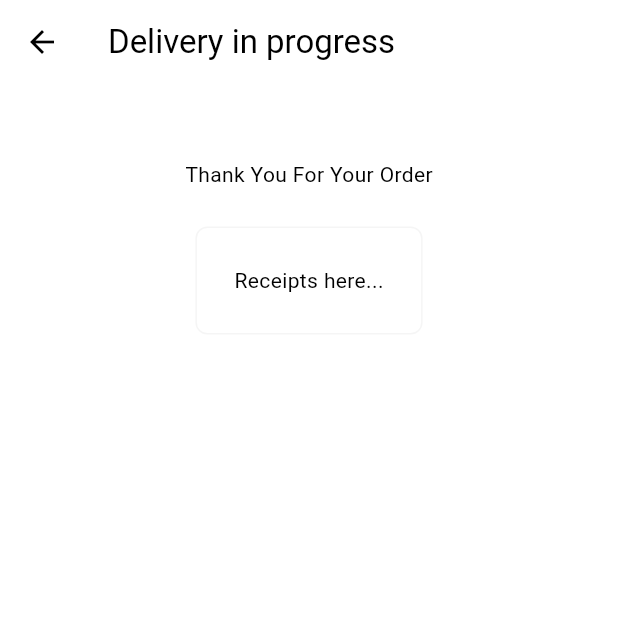
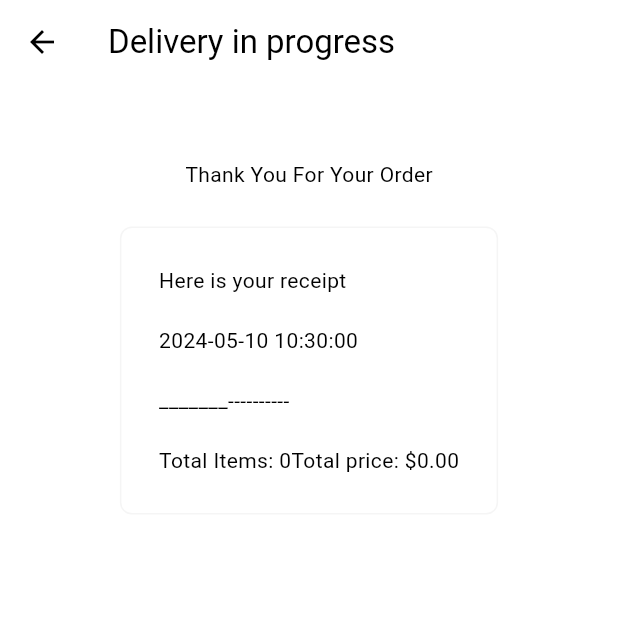
Before and after one commit to Ikwame91/foodDeliveryApp, a Flutter app: the DeliveryProgressPage screen opened directly, on a phone screen of 412 x 824 dp, the top half of it. Run offline on Flutter 3.47's test engine with Material 3 defaults, Android fonts, the phone set to English and light mode, and no system bars; our stand-ins replace flutter_credit_card, google_fonts.

Commit message:
generate receipt

```diff
--- a/lib/models/restaurant.dart
+++ b/lib/models/restaurant.dart
@@ -2,6 +2,7 @@ import 'package:collection/collection.dart';
 import 'package:flutter/material.dart';
 import 'package:food_delivery/models/cart.dart';
 import 'package:food_delivery/models/food.dart';
+import 'package:intl/intl.dart';
 
 class Restaurant with ChangeNotifier {
   final List<Food> _menu = [
@@ -330,8 +331,44 @@ Getters
   */
 
   //Generate a Receipt
+  String displayCartReceipt() {
+    final receipt = StringBuffer();
+    receipt.writeln("Here is your receipt");
+    receipt.writeln();
+
+    //format date to include upt to seconds only
+    String formattedDate =
+        DateFormat("yyyy-MM-dd HH:mm:ss").format(DateTime.now());
+
+    receipt.writeln(formattedDate);
+    receipt.writeln();
+    receipt.write("_______");
+
+    for (final cartItem in _cart) {
+      receipt.writeln(
+          "${cartItem.quantity} x ${cartItem.food.name} - ${_formatPrice(cartItem.food.price)}");
+      if (cartItem.selectedAddons.isNotEmpty) {
+        receipt
+            .writeln("   Add-ons: ${_formatAddons(cartItem.selectedAddons)}");
+      }
+      receipt.writeln();
+    }
+    receipt.writeln("----------");
+    receipt.writeln();
+    receipt.write("Total Items: ${totalCartItems()}");
+    receipt.write("Total price: ${_formatPrice(totalCartPrice())}");
+    return receipt.toString();
+  }
 
   //format double value into money
+  String _formatPrice(double price) {
+    return "\$${price.toStringAsFixed(2)}";
+  }
 
   //format list of addons into a string summary
+  String _formatAddons(List<Addons> addons) {
+    return addons
+        .map((addon) => "${addon.name} (${_formatPrice(addon.price)})")
+        .join(", ");
+  }
 }
--- a/lib/pages/cart_page.dart
+++ b/lib/pages/cart_page.dart
@@ -58,10 +58,12 @@ class _CartPageState extends State<CartPage> {
               children: [
                 Expanded(
                   child: Column(
+                    mainAxisAlignment: MainAxisAlignment.center,
                     children: [
                       userCart.isEmpty
                           ? const Center(
                               child: Text('Cart is empty',
+                                  textAlign: TextAlign.center,
                                   style: TextStyle(
                                       fontSize: 20,
                                       fontWeight: FontWeight.bold)),
--- a/lib/pages/delivery_page.dart
+++ b/lib/pages/delivery_page.dart
@@ -16,9 +16,9 @@ class _DeliveryProgressPageState extends State<DeliveryProgressPage> {
         title: Text("Delivery in progress"),
         backgroundColor: Colors.transparent,
       ),
-      body: Column(
-        children: [MyReceipt()],
-      ),
+      body: Column(children: [
+        MyReceipt(),
+      ]),
     );
   }
 }
--- a/lib/pages/my_receipt.dart
+++ b/lib/pages/my_receipt.dart
@@ -1,4 +1,6 @@
 import 'package:flutter/material.dart';
+import 'package:food_delivery/models/restaurant.dart';
+import 'package:provider/provider.dart';
 
 class MyReceipt extends StatelessWidget {
   const MyReceipt({super.key});
@@ -16,13 +18,16 @@ class MyReceipt extends StatelessWidget {
               height: 25,
             ),
             Container(
-              decoration: BoxDecoration(
-                  border: Border.all(
-                      color: Theme.of(context).colorScheme.secondary),
-                  borderRadius: BorderRadius.circular(8)),
-              padding: const EdgeInsets.all(25),
-              child: Text("Receipts here..."),
-            )
+                decoration: BoxDecoration(
+                    border: Border.all(
+                        color: Theme.of(context).colorScheme.secondary),
+                    borderRadius: BorderRadius.circular(8)),
+                padding: const EdgeInsets.all(25),
+                child: Consumer<Restaurant>(
+                  builder: (context, restaurant, child) {
+                    return Text(restaurant.displayCartReceipt());
+                  },
+                ))
           ],
         ),
       ),
--- a/pubspec.yaml
+++ b/pubspec.yaml
@@ -39,6 +39,7 @@ dependencies:
   provider: ^6.1.2
   collection: ^1.18.0
   flutter_credit_card: ^4.0.1
+  intl: ^0.19.0
 
 dev_dependencies:
   flutter_test:
```
Also changed, not shown: pubspec.lock.
